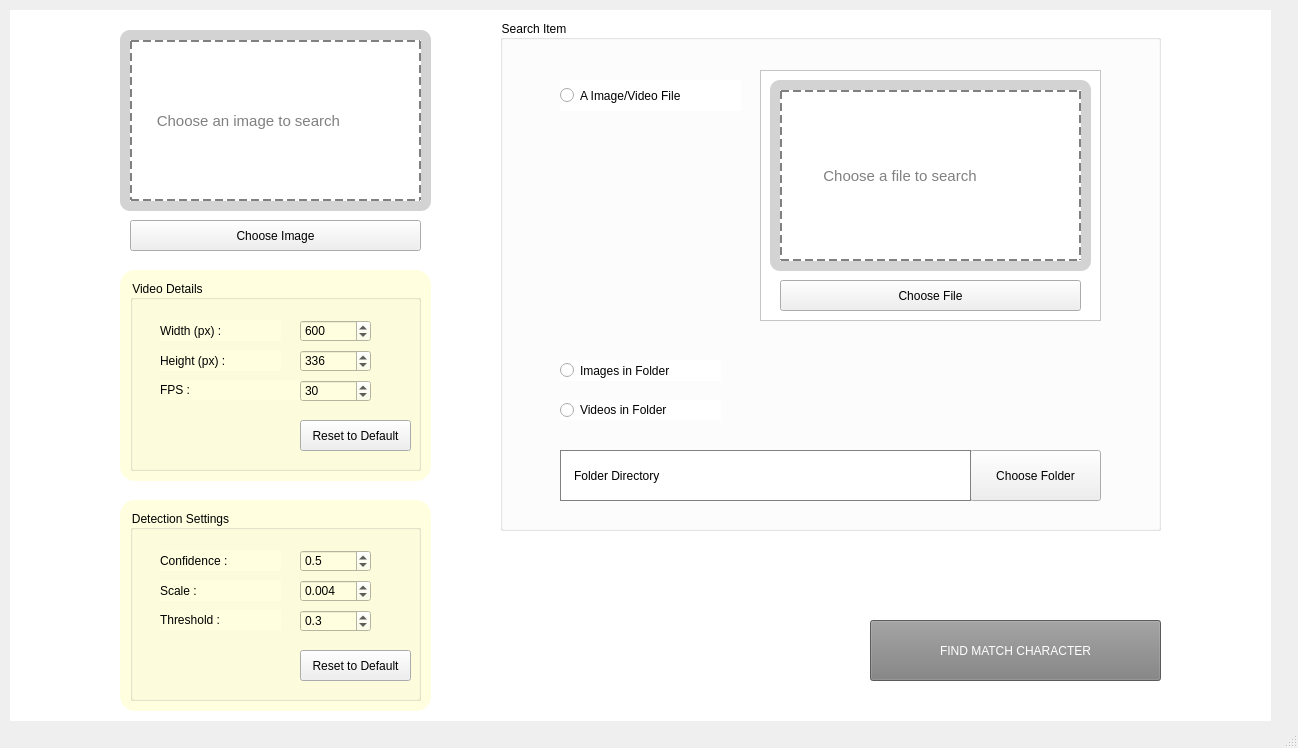
Above: UI_ccir.ui from syaz131/Gui-cartoon-retrieval before the change. Below: the same form after it.
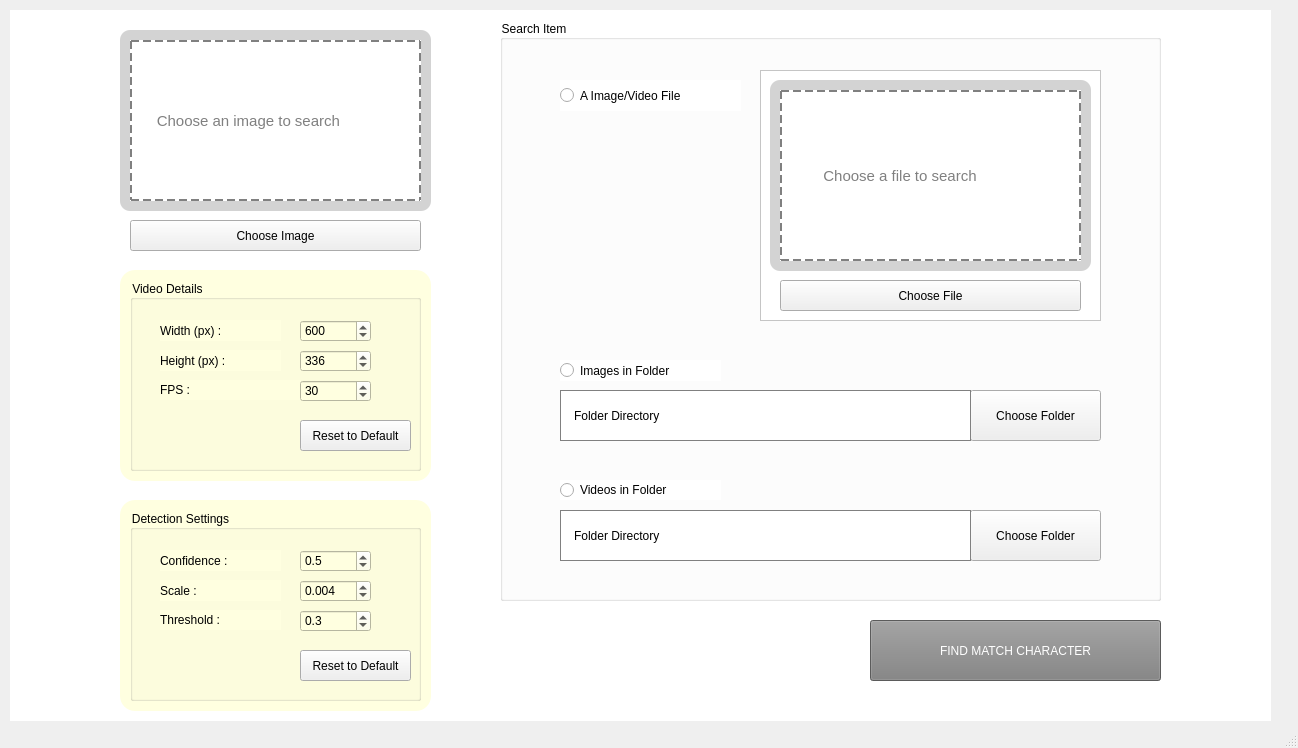
That is the form after the change. The open tabs and pages were chosen to show the change. Icons and pictures are not drawn.

Commit message:
Checkpoint 14 - add advance function
able to One file search
able to set details and settings
not able to apply video details changes
not able folder search

```diff
--- a/UI_ccir.ui
+++ b/UI_ccir.ui
@@ -740,7 +740,7 @@
         <x>490</x>
         <y>10</y>
         <width>661</width>
-        <height>511</height>
+        <height>581</height>
        </rect>
       </property>
       <property name="styleSheet">
@@ -756,7 +756,7 @@
        <property name="geometry">
         <rect>
          <x>470</x>
-         <y>430</y>
+         <y>370</y>
          <width>131</width>
          <height>51</height>
         </rect>
@@ -773,14 +773,15 @@
        <property name="geometry">
         <rect>
          <x>60</x>
-         <y>430</y>
+         <y>370</y>
          <width>411</width>
          <height>51</height>
         </rect>
        </property>
        <property name="styleSheet">
         <string notr="true">border: 1px solid gray;
-padding-left: 10px;</string>
+padding-left: 10px;
+font-size:9pt;</string>
        </property>
        <property name="text">
         <string>Folder Directory</string>
@@ -888,7 +889,7 @@
        <property name="geometry">
         <rect>
          <x>60</x>
-         <y>380</y>
+         <y>460</y>
          <width>161</width>
          <height>20</height>
         </rect>
@@ -910,6 +911,44 @@
         <string>A Image/Video File</string>
        </property>
       </widget>
+      <widget class="QPushButton" name="btn_chooseFolder_video">
+       <property name="enabled">
+        <bool>true</bool>
+       </property>
+       <property name="geometry">
+        <rect>
+         <x>470</x>
+         <y>490</y>
+         <width>131</width>
+         <height>51</height>
+        </rect>
+       </property>
+       <property name="styleSheet">
+        <string notr="true">font: 9pt &quot;Arial Rounded MT Bold&quot;, &quot;Arial&quot;;
+background-color: none;</string>
+       </property>
+       <property name="text">
+        <string>Choose Folder</string>
+       </property>
+      </widget>
+      <widget class="QLabel" name="label_dirAdvance_video">
+       <property name="geometry">
+        <rect>
+         <x>60</x>
+         <y>490</y>
+         <width>411</width>
+         <height>51</height>
+        </rect>
+       </property>
+       <property name="styleSheet">
+        <string notr="true">border: 1px solid gray;
+padding-left: 10px;
+font-size:9pt;</string>
+       </property>
+       <property name="text">
+        <string>Folder Directory</string>
+       </property>
+      </widget>
      </widget>
      <widget class="QFrame" name="frame_dragDrop_4">
       <property name="geometry">
```
Left out of the diff: 24 changed lines with no effect on the pictures. The commit also changes 3 other files.
